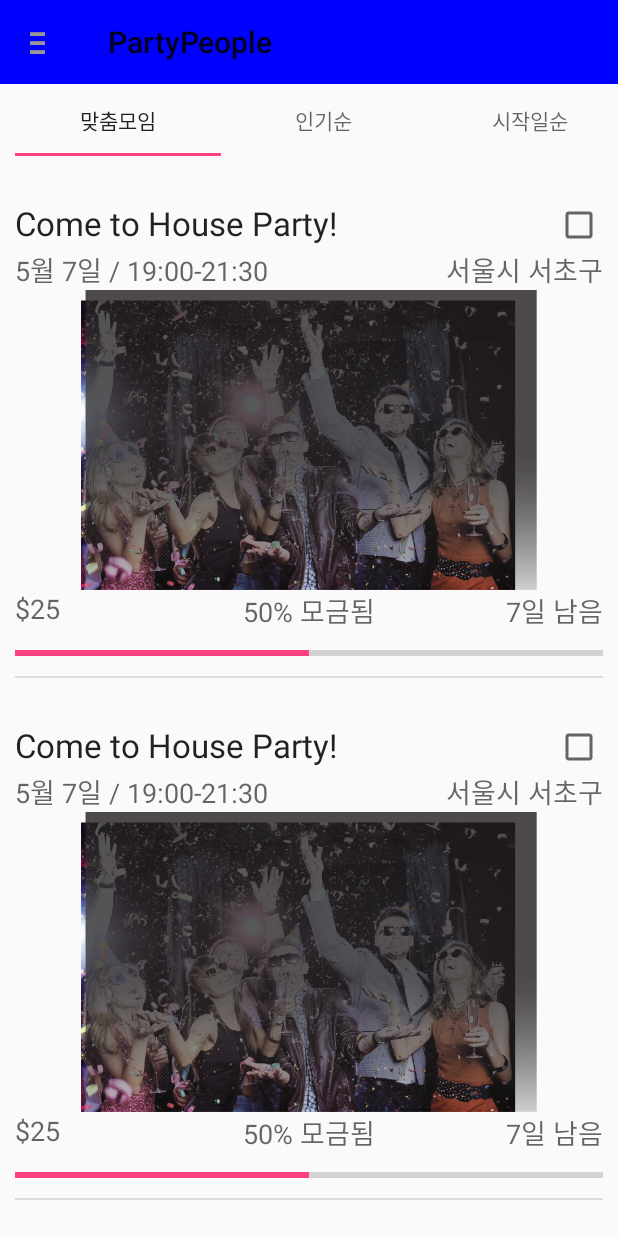
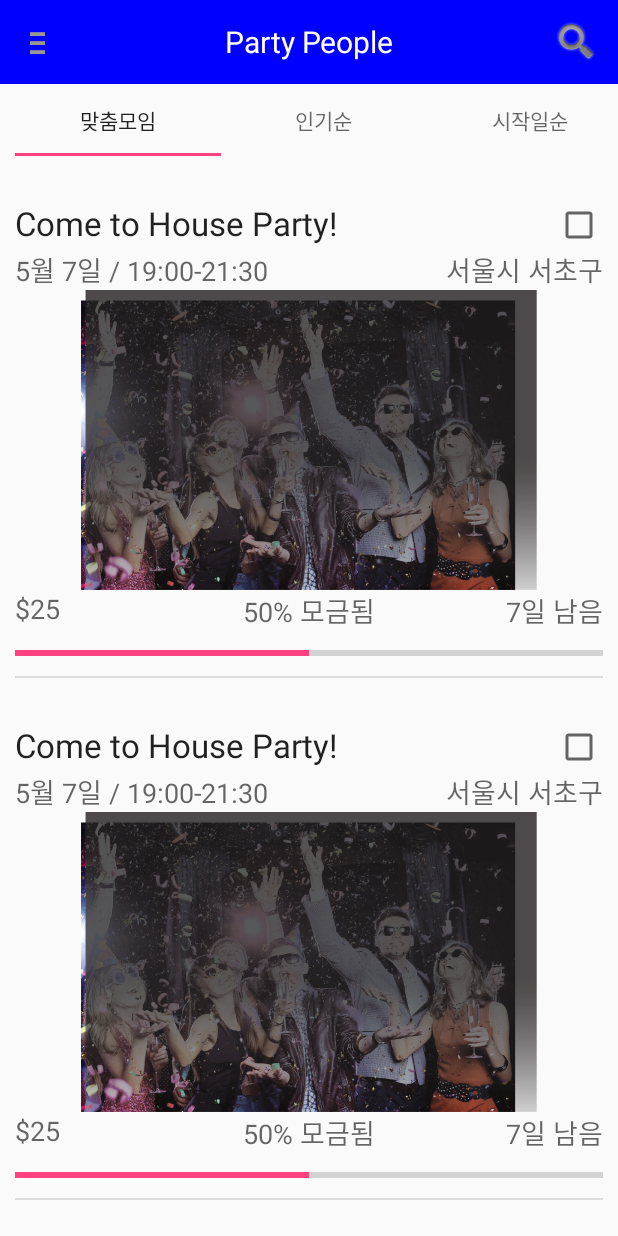
Before and after one commit to rapturekwang/PartyPeople, an Android app: the screen it shows after launch (MainActivity), on a phone screen of 412 x 824 dp. Run offline under Robolectric (Android 15) with nearby library versions, the phone set to English and light mode, and no system bars.

Commit message:
2nd day search and listview click

```diff
--- a/app/src/main/java/com/partypeople/www/partypeople/display/MainActivity.java
+++ b/app/src/main/java/com/partypeople/www/partypeople/display/MainActivity.java
@@ -2,13 +2,20 @@ package com.partypeople.www.partypeople.display;
 
 import android.support.design.widget.TabLayout;
 import android.support.v4.view.GravityCompat;
+import android.support.v4.view.MenuItemCompat;
 import android.support.v4.view.ViewPager;
 import android.support.v4.widget.DrawerLayout;
 import android.support.v7.app.ActionBar;
 import android.support.v7.app.AppCompatActivity;
 import android.os.Bundle;
+import android.support.v7.widget.ShareActionProvider;
 import android.support.v7.widget.Toolbar;
+import android.view.Menu;
 import android.view.MenuItem;
+import android.view.View;
+import android.widget.Button;
+import android.widget.EditText;
+import android.widget.Toast;
 
 import com.partypeople.www.partypeople.utils.Constant;
 import com.partypeople.www.partypeople.adapter.MainTabLayoutAdapter;
@@ -29,6 +36,7 @@ public class MainActivity extends AppCompatActivity {
         ActionBar actionBar = getSupportActionBar();
         actionBar.setDisplayHomeAsUpEnabled(true);
         actionBar.setHomeAsUpIndicator(R.drawable.ic_drawer);
+        actionBar.setDisplayShowTitleEnabled(false);
 
         mDrawer = (DrawerLayout)findViewById(R.id.drawer);
 
@@ -44,6 +52,31 @@ public class MainActivity extends AppCompatActivity {
         for (int i = 0; i < Constant.NUM_OF_TAB; i++) {
             tabs.addTab(tabs.newTab().setText(tabTitle[i]));
         }
+    }
+
+    EditText keywordView;
+    ShareActionProvider mActionProvider;
+
+    @Override
+    public boolean onCreateOptionsMenu(Menu menu) {
+        getMenuInflater().inflate(R.menu.menu_toolbar, menu);
+        MenuItem item = menu.findItem(R.id.search);
+
+        View view = MenuItemCompat.getActionView(item);
+        keywordView = (EditText)view.findViewById(R.id.edit_keyword);
+        Button btn = (Button)view.findViewById(R.id.btn_search);
+        btn.setOnClickListener(new View.OnClickListener() {
+            @Override
+            public void onClick(View v) {
+                String keyword = keywordView.getText().toString();
+                Toast.makeText(MainActivity.this, "Keyword : " + keyword, Toast.LENGTH_SHORT).show();
+            }
+        });
+
+        mActionProvider = (ShareActionProvider) MenuItemCompat.getActionProvider(item);
+        //doShareAction();
+
+        return super.onCreateOptionsMenu(menu);
     }
 
     @Override
--- a/app/src/main/java/com/partypeople/www/partypeople/display/MainTabLayoutFragment.java
+++ b/app/src/main/java/com/partypeople/www/partypeople/display/MainTabLayoutFragment.java
@@ -3,10 +3,13 @@ package com.partypeople.www.partypeople.display;
 
 import android.os.Bundle;
 import android.support.v4.app.Fragment;
+import android.util.Log;
 import android.view.LayoutInflater;
 import android.view.View;
 import android.view.ViewGroup;
+import android.widget.AdapterView;
 import android.widget.ListView;
+import android.widget.Toast;
 
 import com.partypeople.www.partypeople.data.PartyItemData;
 import com.partypeople.www.partypeople.R;
@@ -55,6 +58,13 @@ public class MainTabLayoutFragment extends Fragment {
         mAdapter = new MainTabFragmentAdapter();
         listView.setAdapter(mAdapter);
 
+        listView.setOnItemClickListener(new AdapterView.OnItemClickListener() {
+            @Override
+            public void onItemClick(AdapterView<?> parent, View view, int position, long id) {
+                Toast.makeText(getContext(), "pushed party number : " + position, Toast.LENGTH_SHORT).show();
+            }
+        });
+
         initData();
 
         return view;
@@ -68,9 +78,9 @@ public class MainTabLayoutFragment extends Fragment {
             d.partyImg = getResources().getDrawable(R.drawable.demo_img);
             d.location = "서울시 서초구";
             d.price = "$25";
-            d.progressText = "50% 모금됨";
+            d.progress = 50;
+            d.progressText = d.progress+"% 모금됨";
             d.dueDate = "7일 남음";
-            d.progress = 50;
             mAdapter.add(d);
         }
     }
--- a/app/src/main/java/com/partypeople/www/partypeople/display/PartyItemView.java
+++ b/app/src/main/java/com/partypeople/www/partypeople/display/PartyItemView.java
@@ -2,11 +2,13 @@ package com.partypeople.www.partypeople.display;
 
 import android.content.Context;
 import android.util.AttributeSet;
+import android.view.View;
 import android.widget.CheckBox;
 import android.widget.ImageView;
 import android.widget.ProgressBar;
 import android.widget.RelativeLayout;
 import android.widget.TextView;
+import android.widget.Toast;
 
 import com.partypeople.www.partypeople.data.PartyItemData;
 import com.partypeople.www.partypeople.R;
@@ -42,6 +44,12 @@ public class PartyItemView extends RelativeLayout {
         dueDateView = (TextView)findViewById(R.id.text_duedate);
         bookMarkView = (CheckBox)findViewById(R.id.chbox_bookmark);
         progressBar = (ProgressBar)findViewById(R.id.progressBar);
+//        partyImgView.setOnClickListener(new OnClickListener() {
+//            @Override
+//            public void onClick(View v) {
+//                Toast.makeText(getContext(), "test", Toast.LENGTH_SHORT).show();
+//            }
+//        });
     }
 
     public void setItemData(PartyItemData data) {
@@ -56,6 +64,7 @@ public class PartyItemView extends RelativeLayout {
         progressView.setText(data.progressText);
         dueDateView.setText(data.dueDate);
         progressBar.setProgress(data.progress);
+        bookMarkView.setClickable(false);
         //bookMarkView.setChecked(data.bookMark);
     }
 }
--- a/app/src/main/res/layout/activity_main.xml
+++ b/app/src/main/res/layout/activity_main.xml
@@ -18,6 +18,14 @@
             android:layout_height="wrap_content"
             android:id="@+id/toolbar"
             android:background="#0000ff" >
+
+            <TextView
+                android:layout_width="wrap_content"
+                android:layout_height="wrap_content"
+                android:text="@string/app_name"
+                android:layout_gravity="center"
+                android:textColor="#ffffff"
+                android:textSize="20sp"/>
         </android.support.v7.widget.Toolbar>
 
         <android.support.design.widget.TabLayout
--- /dev/null
+++ b/app/src/main/res/layout/menu_search_layout.xml
@@ -0,0 +1,22 @@
+<?xml version="1.0" encoding="utf-8"?>
+<LinearLayout xmlns:android="http://schemas.android.com/apk/res/android"
+    android:layout_width="match_parent"
+    android:layout_height="match_parent"
+    android:orientation="horizontal">
+
+    <EditText
+        android:id="@+id/edit_keyword"
+        android:layout_width="wrap_content"
+        android:layout_height="wrap_content"
+        android:layout_weight="1"
+        android:minWidth="300dp" />
+
+    <Button
+        android:id="@+id/btn_search"
+        style="?android:attr/buttonStyleSmall"
+        android:layout_width="wrap_content"
+        android:layout_height="wrap_content"
+        android:text="Search"
+        android:textColor="#ffffff"
+        android:singleLine="true" />
+</LinearLayout>
--- a/app/src/main/res/layout/view_navigation_header.xml
+++ b/app/src/main/res/layout/view_navigation_header.xml
@@ -13,7 +13,7 @@
         android:layout_alignParentStart="true"
         android:layout_centerVertical="true"
         android:layout_marginLeft="10dp"
-        android:src="@mipmap/ic_launcher" />
+        android:src="@drawable/profile_img" />
 
     <TextView
         android:layout_width="wrap_content"
--- a/app/src/main/res/layout/view_party_item.xml
+++ b/app/src/main/res/layout/view_party_item.xml
@@ -7,10 +7,11 @@
         android:layout_width="wrap_content"
         android:layout_height="wrap_content"
         android:textAppearance="?android:attr/textAppearanceLarge"
-        android:text="Come to house party!"
         android:id="@+id/text_item_title"
         android:layout_alignParentTop="true"
-        android:layout_alignParentStart="true" />
+        android:layout_alignParentStart="true"
+        android:focusable="false"
+        android:clickable="false"/>
 
     <CheckBox
         android:layout_width="wrap_content"
@@ -18,59 +19,69 @@
         android:id="@+id/chbox_bookmark"
         android:layout_alignParentTop="true"
         android:layout_alignParentEnd="true"
-        android:checked="false" />
+        android:checked="false"
+        android:clickable="false"
+        android:focusable="false"
+        />
 
     <TextView
         android:layout_width="wrap_content"
         android:layout_height="wrap_content"
         android:textAppearance="?android:attr/textAppearanceMedium"
-        android:text="5월 7일 / 17:00 - 19:00"
         android:id="@+id/text_date"
         android:layout_below="@+id/chbox_bookmark"
-        android:layout_alignParentStart="true" />
+        android:layout_alignParentStart="true"
+        android:focusable="false"
+        android:clickable="false"/>
 
     <TextView
         android:layout_width="wrap_content"
         android:layout_height="wrap_content"
         android:textAppearance="?android:attr/textAppearanceMedium"
-        android:text="서울시 서초구"
         android:id="@+id/text_location"
         android:layout_below="@+id/chbox_bookmark"
-        android:layout_alignParentEnd="true" />
+        android:layout_alignParentEnd="true"
+        android:focusable="false"
+        android:clickable="false"/>
 
     <ImageView
         android:layout_width="match_parent"
         android:layout_height="200dp"
         android:id="@+id/image_party"
         android:layout_below="@+id/text_date"
-        android:layout_alignParentStart="true" />
+        android:layout_alignParentStart="true"
+        android:focusable="false"
+        android:clickable="false"/>
 
     <TextView
         android:layout_width="wrap_content"
         android:layout_height="wrap_content"
         android:textAppearance="?android:attr/textAppearanceMedium"
-        android:text="\\25000"
         android:id="@+id/text_price"
         android:layout_below="@+id/image_party"
-        android:layout_alignParentStart="true" />
+        android:layout_alignParentStart="true"
+        android:focusable="false"
+        android:clickable="false"/>
 
     <TextView
         android:layout_width="wrap_content"
         android:layout_height="wrap_content"
         android:textAppearance="?android:attr/textAppearanceMedium"
-        android:text="51% 모금됨"
         android:id="@+id/text_progress"
         android:layout_below="@+id/image_party"
-        android:layout_centerHorizontal="true" />
+        android:layout_centerHorizontal="true"
+        android:focusable="false"
+        android:clickable="false"/>
 
     <TextView
         android:layout_width="wrap_content"
         android:layout_height="wrap_content"
         android:textAppearance="?android:attr/textAppearanceMedium"
-        android:text="34일 남음"
         android:id="@+id/text_duedate"
         android:layout_below="@+id/image_party"
-        android:layout_alignEnd="@+id/text_location" />
+        android:layout_alignEnd="@+id/text_location"
+        android:focusable="false"
+        android:clickable="false"/>
 
     <ProgressBar
         style="?android:attr/progressBarStyleHorizontal"
@@ -80,5 +91,7 @@
         android:layout_below="@+id/text_progress"
         android:layout_centerHorizontal="true"
         android:minHeight="20dip"
-        android:maxHeight="20dip" />
+        android:maxHeight="20dip"
+        android:focusable="false"
+        android:clickable="false"/>
 </RelativeLayout>
--- /dev/null
+++ b/app/src/main/res/menu/menu_toolbar.xml
@@ -0,0 +1,10 @@
+<?xml version="1.0" encoding="utf-8"?>
+<menu xmlns:android="http://schemas.android.com/apk/res/android"
+    xmlns:app="http://schemas.android.com/apk/res-auto">
+    <item android:id="@+id/search"
+        android:title="Search"
+        android:orderInCategory="100"
+        android:icon="@android:drawable/ic_search_category_default"
+        app:showAsAction="ifRoom|collapseActionView"
+        app:actionLayout="@layout/menu_search_layout" />
+</menu>
--- a/app/src/main/res/values/strings.xml
+++ b/app/src/main/res/values/strings.xml
@@ -1,5 +1,5 @@
 <resources>
-    <string name="app_name">PartyPeople</string>
+    <string name="app_name">Party People</string>
 
     <string-array name="tab_name">
         <item>맞춤모임</item>
```
Also changed, not shown: app/src/main/res/drawable-xhdpi/profile_img.png (added).
